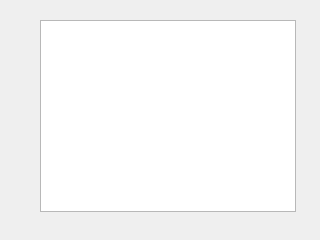
This is xsabout.ui in Nobel3D/xsKeyManager as Qt 5 draws it before an edit. The edited form follows.
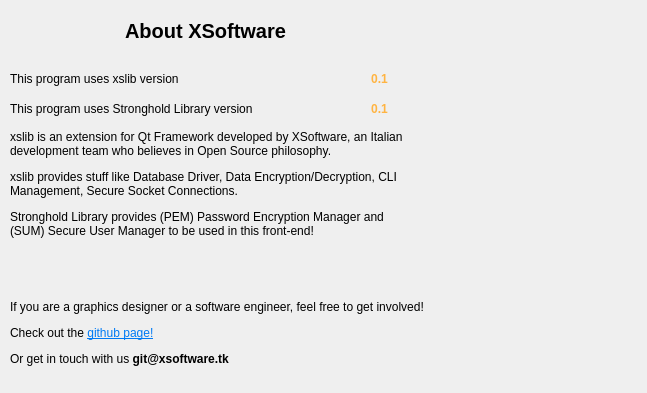
This is the edited form. Icons and pictures are not drawn.

Commit message:
XSoftware Stronghold 0.4
-Reviewed UI
-Fixed login bug on DialogJoin
-Rework data input in order to use commit
-Added About XSoftware window
-Added resources, icons, buttons

Diff of the .ui file:
```diff
--- a/xsabout.ui
+++ b/xsabout.ui
@@ -6,21 +6,153 @@
    <rect>
     <x>0</x>
     <y>0</y>
-    <width>320</width>
-    <height>240</height>
+    <width>647</width>
+    <height>393</height>
    </rect>
   </property>
   <property name="windowTitle">
    <string>Form</string>
   </property>
-  <widget class="QGraphicsView" name="graphicsView">
+  <property name="windowIcon">
+   <iconset resource="res.qrc">
+    <normaloff>:/resource/res/shield.png</normaloff>:/resource/res/shield.png</iconset>
+  </property>
+  <widget class="QLabel" name="label_logo">
    <property name="geometry">
     <rect>
-     <x>40</x>
-     <y>20</y>
-     <width>256</width>
-     <height>192</height>
+     <x>420</x>
+     <y>10</y>
+     <width>241</width>
+     <height>271</height>
     </rect>
+   </property>
+   <property name="text">
+    <string/>
+   </property>
+   <property name="pixmap">
+    <pixmap resource="res.qrc">:/resource/res/men.png</pixmap>
+   </property>
+  </widget>
+  <widget class="QLabel" name="label_xsoftware">
+   <property name="geometry">
+    <rect>
+     <x>10</x>
+     <y>0</y>
+     <width>391</width>
+     <height>61</height>
+    </rect>
+   </property>
+   <property name="font">
+    <font>
+     <pointsize>15</pointsize>
+     <weight>75</weight>
+     <bold>true</bold>
+    </font>
+   </property>
+   <property name="text">
+    <string>About XSoftware</string>
+   </property>
+   <property name="alignment">
+    <set>Qt::AlignCenter</set>
+   </property>
+  </widget>
+  <widget class="QLabel" name="label_sh">
+   <property name="geometry">
+    <rect>
+     <x>10</x>
+     <y>130</y>
+     <width>401</width>
+     <height>271</height>
+    </rect>
+   </property>
+   <property name="text">
+    <string>&lt;html&gt;&lt;head/&gt;&lt;body&gt;&lt;p&gt;xslib is an extension for Qt Framework developed by XSoftware, an Italian development team who believes in Open Source philosophy.&lt;/p&gt;&lt;p&gt;xslib provides stuff like Database Driver, Data Encryption/Decryption, CLI Management, Secure Socket Connections.&lt;/p&gt;&lt;p&gt;Stronghold Library provides (PEM) Password Encryption Manager and (SUM) Secure User Manager to be used in this front-end!&lt;/p&gt;&lt;/body&gt;&lt;/html&gt;</string>
+   </property>
+   <property name="textFormat">
+    <enum>Qt::AutoText</enum>
+   </property>
+   <property name="scaledContents">
+    <bool>false</bool>
+   </property>
+   <property name="alignment">
+    <set>Qt::AlignLeading|Qt::AlignLeft|Qt::AlignTop</set>
+   </property>
+   <property name="wordWrap">
+    <bool>true</bool>
+   </property>
+  </widget>
+  <widget class="QLabel" name="label_xslib">
+   <property name="geometry">
+    <rect>
+     <x>10</x>
+     <y>70</y>
+     <width>201</width>
+     <height>18</height>
+    </rect>
+   </property>
+   <property name="text">
+    <string>This program uses xslib version </string>
+   </property>
+  </widget>
+  <widget class="QLabel" name="label_libsh">
+   <property name="geometry">
+    <rect>
+     <x>10</x>
+     <y>100</y>
+     <width>291</width>
+     <height>18</height>
+    </rect>
+   </property>
+   <property name="text">
+    <string>This program uses Stronghold Library version </string>
+   </property>
+  </widget>
+  <widget class="QLabel" name="label_libsh_v">
+   <property name="geometry">
+    <rect>
+     <x>350</x>
+     <y>100</y>
+     <width>59</width>
+     <height>18</height>
+    </rect>
+   </property>
+   <property name="text">
+    <string>&lt;html&gt;&lt;head/&gt;&lt;body&gt;&lt;p&gt;&lt;span style=&quot; font-weight:600; color:#ffb442;&quot;&gt;0.1&lt;/span&gt;&lt;/p&gt;&lt;/body&gt;&lt;/html&gt;</string>
+   </property>
+   <property name="alignment">
+    <set>Qt::AlignCenter</set>
+   </property>
+  </widget>
+  <widget class="QLabel" name="label_xslib_v">
+   <property name="geometry">
+    <rect>
+     <x>350</x>
+     <y>70</y>
+     <width>59</width>
+     <height>18</height>
+    </rect>
+   </property>
+   <property name="text">
+    <string>&lt;html&gt;&lt;head/&gt;&lt;body&gt;&lt;p&gt;&lt;span style=&quot; font-weight:600; color:#ffb442;&quot;&gt;0.1&lt;/span&gt;&lt;/p&gt;&lt;/body&gt;&lt;/html&gt;</string>
+   </property>
+   <property name="alignment">
+    <set>Qt::AlignCenter</set>
+   </property>
+  </widget>
+  <widget class="QLabel" name="label">
+   <property name="geometry">
+    <rect>
+     <x>10</x>
+     <y>300</y>
+     <width>621</width>
+     <height>81</height>
+    </rect>
+   </property>
+   <property name="text">
+    <string>&lt;html&gt;&lt;head/&gt;&lt;body&gt;&lt;p&gt;If you are a graphics designer or a software engineer, feel free to get involved!&lt;/p&gt;&lt;p&gt;Check out the &lt;a href=&quot;https://github.com/Nobel3D/xsPasswdRepo&quot;&gt;&lt;span style=&quot; text-decoration: underline; color:#007af4;&quot;&gt;github page!&lt;/span&gt;&lt;/a&gt;&lt;/p&gt;&lt;p&gt;Or get in touch with us &lt;span style=&quot; font-weight:600;&quot;&gt;git@xsoftware.tk&lt;/span&gt;&lt;/p&gt;&lt;/body&gt;&lt;/html&gt;</string>
+   </property>
+   <property name="alignment">
+    <set>Qt::AlignLeading|Qt::AlignLeft|Qt::AlignTop</set>
    </property>
   </widget>
  </widget>
```
Left out of the diff: 6 changed lines with no effect on the pictures. The commit also changes 12 other files.
